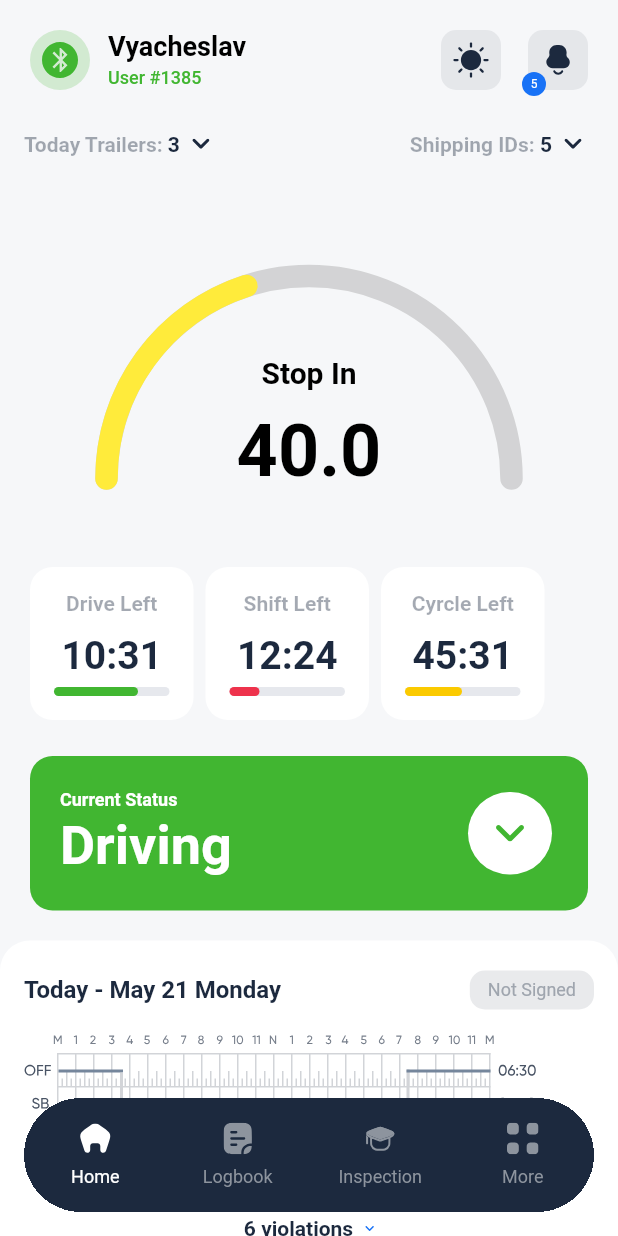
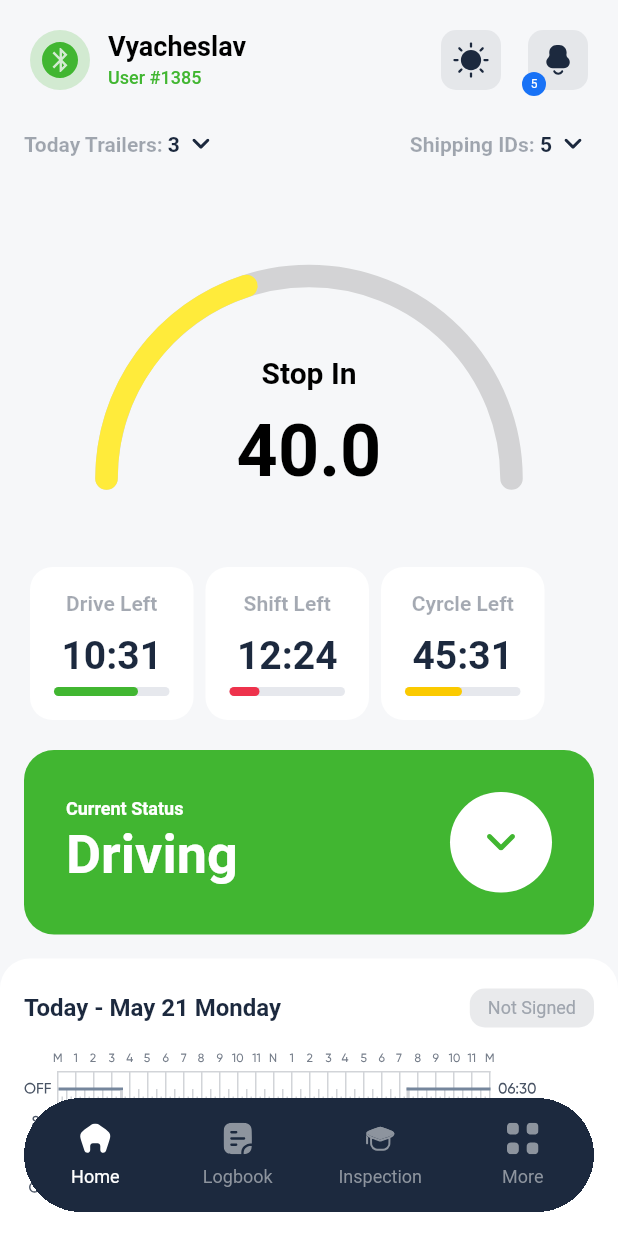
Before and after one commit to yashnarbek-melikov/trucker, a Flutter app: the screen it shows after launch, on a phone screen of 412 x 824 dp. Run offline on Flutter 3.47's test engine with Material 2 defaults, Android fonts, the phone set to English and light mode, and no system bars; our stand-ins replace flutter_svg.

Commit message:
add dropdown

```diff
--- /dev/null
+++ b/lib/dropdown/DropDown.dart
@@ -0,0 +1,268 @@
+import 'package:flutter/cupertino.dart';
+import 'package:flutter/material.dart';
+import 'package:flutter_svg/svg.dart';
+
+import '../model/CurrentItem.dart';
+
+List<CurrentItem> list = <CurrentItem>[
+  CurrentItem(
+      color: 0xFF41B631,
+      title: 'Driving',
+      subtitle: 'Working and driving right now'),
+  CurrentItem(
+      color: 0xFF1872F6,
+      title: 'On',
+      subtitle: 'At work but not on the road at the moment'),
+  CurrentItem(
+      color: 0xFF75869C, title: 'Off', subtitle: 'I am not working right now'),
+  CurrentItem(
+      color: 0xFF1C293E,
+      title: 'Sleep',
+      subtitle: 'Get behind the wheel well-rested')
+];
+
+class CustomDropDownButton extends StatefulWidget {
+  const CustomDropDownButton({super.key});
+
+  @override
+  State<CustomDropDownButton> createState() => _CustomDropDownState();
+}
+
+class _CustomDropDownState extends State<CustomDropDownButton> {
+
+  CurrentItem dropdownValue = list.first;
+  bool state = false;
+  String bottomIcon = "assets/images/bottom_green.svg";
+
+  @override
+  Widget build(BuildContext context) {
+    if (state) {
+      bottomIcon = "assets/images/top_button.svg";
+    } else {
+      bottomIcon = "assets/images/bottom_green.svg";
+    }
+
+    return Column(
+      mainAxisAlignment: MainAxisAlignment.center,
+      children: [
+        if(state)
+          Padding(
+            padding: const EdgeInsets.only(top: 16, left: 16, right: 16),
+            child: TextButton(
+                onPressed: () {
+                  setState(() {
+                    CurrentItem currentValue = dropdownValue;
+                    dropdownValue = list[3];
+                    list[3] = currentValue;
+                    state = false;
+                  });
+                },
+                style: ButtonStyle(
+                  backgroundColor: MaterialStateProperty.all<Color>(
+                      Color(list[3].color)),
+                  shape: MaterialStateProperty.all<RoundedRectangleBorder>(
+                    RoundedRectangleBorder(
+                      borderRadius: BorderRadius.circular(20),
+                    ),
+                  ),
+                ),
+                child: Padding(
+                  padding: EdgeInsets.all(20),
+                  child: Row(
+                    mainAxisAlignment: MainAxisAlignment.spaceBetween,
+                    children: [
+                      Column(
+                        crossAxisAlignment: CrossAxisAlignment.start,
+                        children: [
+                          Text(
+                            list[3].title,
+                            style: TextStyle(
+                                fontSize: 36,
+                                color: Colors.white,
+                                fontWeight: FontWeight.w700),
+                          ),
+                        ],
+                      ),
+                      SizedBox(width: 150,
+                          child: Text(list[3].subtitle, style: TextStyle(
+                              color: Colors.white,
+                              fontSize: 12,
+                              fontWeight: FontWeight.w600),))
+                    ],
+                  ),
+                )),
+          ),
+        if(state)
+          Padding(
+            padding: const EdgeInsets.only(top: 16, left: 16, right: 16),
+            child: TextButton(
+                onPressed: () {
+                  setState(() {
+                    CurrentItem currentValue = dropdownValue;
+                    dropdownValue = list[2];
+                    list[2] = currentValue;
+                    state = false;
+                  });
+                },
+                style: ButtonStyle(
+                  backgroundColor: MaterialStateProperty.all<Color>(
+                      Color(list[2].color)),
+                  shape: MaterialStateProperty.all<RoundedRectangleBorder>(
+                    RoundedRectangleBorder(
+                      borderRadius: BorderRadius.circular(20),
+                    ),
+                  ),
+                ),
+                child: Padding(
+                  padding: EdgeInsets.all(20),
+                  child: Row(
+                    mainAxisAlignment: MainAxisAlignment.spaceBetween,
+                    children: [
+                      Column(
+                        crossAxisAlignment: CrossAxisAlignment.start,
+                        children: [
+                          Text(
+                            list[2].title,
+                            style: TextStyle(
+                                fontSize: 36,
+                                color: Colors.white,
+                                fontWeight: FontWeight.w700),
+                          ),
+                        ],
+                      ),
+                      SizedBox(width: 150,
+                          child: Text(list[2].subtitle, style: TextStyle(
+                              color: Colors.white,
+                              fontSize: 12,
+                              fontWeight: FontWeight.w600),))
+                    ],
+                  ),
+                )),
+          ),
+        if(state)
+          Padding(
+            padding: const EdgeInsets.only(top: 16, left: 16, right: 16),
+            child: TextButton(
+                onPressed: () {
+                  setState(() {
+                    CurrentItem currentValue = dropdownValue;
+                    dropdownValue = list[1];
+                    list[1] = currentValue;
+                    state = false;
+                  });
+                },
+                style: ButtonStyle(
+                  backgroundColor: MaterialStateProperty.all<Color>(
+                      Color(list[1].color)),
+                  shape: MaterialStateProperty.all<RoundedRectangleBorder>(
+                    RoundedRectangleBorder(
+                      borderRadius: BorderRadius.circular(20),
+                    ),
+                  ),
+                ),
+                child: Padding(
+                  padding: EdgeInsets.all(20),
+                  child: Row(
+                    mainAxisAlignment: MainAxisAlignment.spaceBetween,
+                    children: [
+                      Column(
+                        crossAxisAlignment: CrossAxisAlignment.start,
+                        children: [
+                          Text(
+                            list[1].title,
+                            style: TextStyle(
+                                fontSize: 36,
+                                color: Colors.white,
+                                fontWeight: FontWeight.w700),
+                          ),
+                        ],
+                      ),
+                      SizedBox(width: 150,
+                          child: Text(list[1].subtitle, style: TextStyle(
+                              color: Colors.white,
+                              fontSize: 12,
+                              fontWeight: FontWeight.w600),))
+                    ],
+                  ),
+                )),
+          ),
+        Padding(
+          padding: const EdgeInsets.only(top: 16, left: 16, right: 16),
+          child: TextButton(
+              onPressed: () {
+                setState(() {
+
+                });
+              },
+              style: ButtonStyle(
+                backgroundColor: MaterialStateProperty.all<Color>(
+                    Color(dropdownValue.color)),
+                shape: MaterialStateProperty.all<RoundedRectangleBorder>(
+                  RoundedRectangleBorder(
+                    borderRadius: BorderRadius.circular(20),
+                  ),
+                ),
+              ),
+              child: Padding(
+                padding: EdgeInsets.all(20),
+                child: Row(
+                  mainAxisAlignment: MainAxisAlignment.spaceBetween,
+                  children: [
+                    Column(
+                      crossAxisAlignment: CrossAxisAlignment.start,
+                      children: [
+                        Text(
+                          'Current Status',
+                          style: TextStyle(
+                              fontSize: 12,
+                              color: Colors.white,
+                              fontWeight: FontWeight.w600),
+                        ),
+                        SizedBox(
+                          height: 3,
+                        ),
+                        Text(
+                          dropdownValue.title,
+                          style: TextStyle(
+                              fontSize: 36,
+                              color: Colors.white,
+                              fontWeight: FontWeight.w700),
+                        ),
+                      ],
+                    ),
+
+                    TextButton(
+                      style: ButtonStyle(
+                        backgroundColor:
+                        MaterialStateProperty.all<Color>(Colors.white),
+                        shape:
+                        MaterialStateProperty.all<RoundedRectangleBorder>(
+                          RoundedRectangleBorder(
+                            borderRadius: BorderRadius.circular(40),
+                          ),
+                        ),
+                      ),
+                      onPressed: () {
+                        setState(() {
+                          if (!state) {
+                            state = true;
+                          }
+                          else {
+                            state = false;
+                          }
+                        });
+                      },
+                      child: Padding(
+                          padding: const EdgeInsets.symmetric(
+                              horizontal: 16, vertical: 20),
+                          child: SvgPicture.asset(
+                            bottomIcon, color: Color(dropdownValue.color),)),
+                    )
+                  ],
+                ),
+              )),
+        ),
+      ],
+    );
+  }
+}
--- /dev/null
+++ b/lib/model/CurrentItem.dart
@@ -0,0 +1,7 @@
+class CurrentItem {
+  final int color;
+  final String title;
+  final String subtitle;
+
+  CurrentItem({required this.color, required this.title, required this.subtitle});
+}
--- a/lib/screen/HomeScreen.dart
+++ b/lib/screen/HomeScreen.dart
@@ -2,6 +2,8 @@ import 'package:flutter/cupertino.dart';
 import 'package:flutter/material.dart';
 import 'package:flutter/services.dart';
 import 'package:flutter_svg/flutter_svg.dart';
+import 'package:trucker/dropdown/DropDown.dart';
+import 'package:trucker/screen/LogBookScreen.dart';
 
 import '../model/Logbook.dart';
 import '../spedometer/GaugeView.dart';
@@ -375,55 +377,7 @@ class _HomeScreenState extends State<HomeScreen> {
                 ],
               ),
             ),
-            Padding(
-              padding: const EdgeInsets.only(top: 16, left: 16, right: 16),
-              child: Card(
-                  elevation: 0,
-                  shape: RoundedRectangleBorder(
-                      borderRadius: BorderRadius.circular(15.0)),
-                  color: Color(0xFF41B631),
-                  child: Padding(
-                    padding: EdgeInsets.all(20),
-                    child: Row(
-                      mainAxisAlignment: MainAxisAlignment.spaceBetween,
-                      children: [
-                        Column(
-                          crossAxisAlignment: CrossAxisAlignment.start,
-                          children: const [
-                            Text(
-                              'Current Status',
-                              style: TextStyle(
-                                  fontSize: 12,
-                                  color: Colors.white,
-                                  fontWeight: FontWeight.w600),
-                            ),
-                            SizedBox(
-                              height: 3,
-                            ),
-                            Text(
-                              'Driving',
-                              style: TextStyle(
-                                  fontSize: 36,
-                                  color: Colors.white,
-                                  fontWeight: FontWeight.w700),
-                            ),
-                          ],
-                        ),
-                        Card(
-                          elevation: 0,
-                          shape: RoundedRectangleBorder(
-                              borderRadius: BorderRadius.circular(30.0)),
-                          color: Colors.white,
-                          child: Padding(
-                              padding: const EdgeInsets.symmetric(
-                                  horizontal: 18, vertical: 22),
-                              child: SvgPicture.asset(
-                                  'assets/images/bottom_green.svg')),
-                        )
-                      ],
-                    ),
-                  )),
-            ),
+            CustomDropDownButton(),
             ListView.builder(
                 physics: NeverScrollableScrollPhysics(),
                 shrinkWrap: true,
--- a/lib/screen/LogBookScreen.dart
+++ b/lib/screen/LogBookScreen.dart
@@ -1,5 +1,7 @@
 import 'package:flutter/cupertino.dart';
 import 'package:flutter/material.dart';
+
+List<String> list = ["one", "two", "three", "four"];
 
 class LogBookScreen extends StatefulWidget {
   @override
@@ -10,7 +12,83 @@ class _LogBookScreenState extends State<LogBookScreen> {
   @override
   Widget build(BuildContext context) {
     return Scaffold(
-
+      appBar: AppBar(title: const Text('DropdownButton Sample')),
+      body: const Center(
+        child: DropdownButtonExample(),
+      ),
     );
   }
 }
+
+class DropdownButtonExample extends StatefulWidget {
+  const DropdownButtonExample({super.key});
+
+  @override
+  State<DropdownButtonExample> createState() => _DropdownButtonExampleState();
+}
+
+class _DropdownButtonExampleState extends State<DropdownButtonExample> {
+
+  String dropdownValue = list.first;
+
+  @override
+  Widget build(BuildContext context) {
+
+    return   Padding(
+      padding: EdgeInsets.symmetric(horizontal: 10),
+      child: Column(
+        mainAxisAlignment: MainAxisAlignment.center,
+        children: [
+          DropdownButtonFormField(
+            value: dropdownValue,
+            items: list.map((e) => DropdownMenuItem(child: Text(e), value: e,))
+                .toList(),
+            onChanged: (selected) {
+              setState(() {
+                dropdownValue = selected as String;
+              });
+            },
+            icon: Icon(
+              Icons.arrow_drop_down_circle,
+              color: Colors.deepPurple,
+            ),
+            dropdownColor: Colors.deepPurple.shade50,
+            decoration: InputDecoration(
+                labelText: "Product sizes",
+                prefixIcon: Icon(
+                  Icons.accessibility_new_rounded,
+                  color: Colors.purple,
+                ),
+                border: OutlineInputBorder()
+            ),
+          )
+        ],
+      ),
+    );
+  }
+
+
+
+//   DropdownButton<String>(
+//   value: dropdownValue,
+//   icon: const Icon(Icons.arrow_downward),
+//   elevation: 16,
+//   style: const TextStyle(color: Colors.deepPurple),
+//   underline: Container(
+//     height: 2,
+//     color: Colors.deepPurpleAccent,
+//   ),
+//   onChanged: (String? value) {
+//     // This is called when the user selects an item.
+//     setState(() {
+//       dropdownValue = value!;
+//     });
+//   },
+//   items: list.map<DropdownMenuItem<String>>((String value) {
+//     return DropdownMenuItem<String>(
+//       value: value,
+//       child: Text(value),
+//     );
+//   }).toList(),
+// );
+}
```
Also changed, not shown: assets/images/top_button.svg (added).
